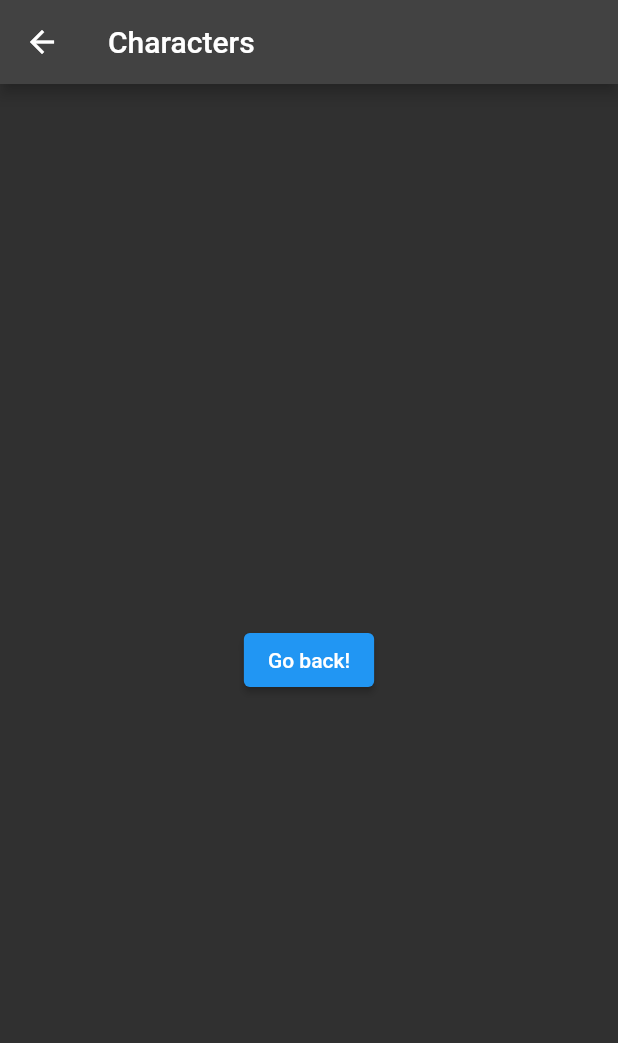
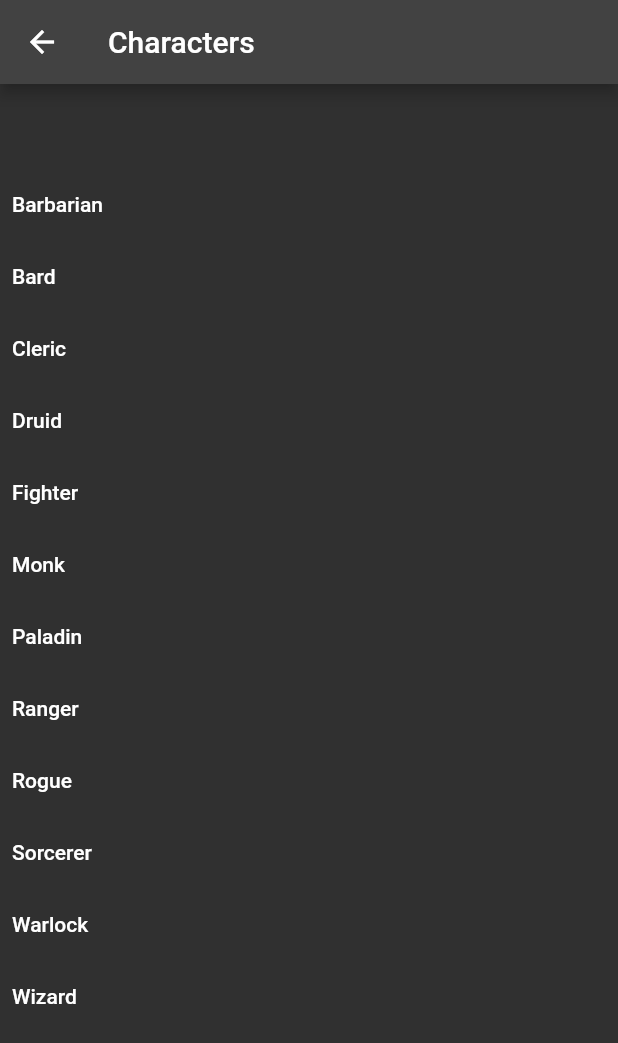
Before and after one commit to Lululululukasz/SpellList, a Flutter app: the Sheet screen opened by its route, on a phone screen of 412 x 824 dp. Shown: the top 1043 px of the screen. Run offline on Flutter 3.47's test engine with Material 2 defaults, Android fonts, the phone set to English and light mode, and no system bars; our stand-ins replace firebase_auth, firebase_core, flutter_signin_button; accounts and stored records are empty.

Commit message:
it works

```diff
--- a/lib/sheet.dart
+++ b/lib/sheet.dart
@@ -1,25 +1,68 @@
 import 'package:flutter/material.dart';
+
+import 'character_var.dart';
 
 class Sheet extends StatelessWidget {
   const Sheet({super.key});
-//TODO
+
+//TODO Update
   @override
   Widget build(BuildContext context) {
     return Scaffold(
-      appBar: AppBar(
-        title: const Text('Characters'),
-      ),
-      body: Center(
-        child: ElevatedButton(
-          // Within the SecondScreen widget
-          onPressed: () {
-            // Navigate back to the first screen by popping the current route
-            // off the stack.
-            Navigator.pop(context);
-          },
-          child: const Text('Go back!'),
+        appBar: AppBar(
+          title: const Text('Characters'),
         ),
-      ),
-    );
+        body: ListView(
+          children: [
+            const SizedBox(
+              height: kToolbarHeight,
+              // child: Text("Choose your Class:"), add a text but its ugly
+
+            ),
+            ClassButton(classChosen: barbarian),
+            ClassButton(classChosen: bard),
+            ClassButton(classChosen: cleric),
+            ClassButton(classChosen: druid),
+            ClassButton(classChosen: fighter),
+            ClassButton(classChosen: monk),
+            ClassButton(classChosen: paladin),
+            ClassButton(classChosen: ranger),
+            ClassButton(classChosen: rogue),
+            ClassButton(classChosen: sorcerer),
+            ClassButton(classChosen: warlock),
+            ClassButton(classChosen: wizard),
+          ],
+        ));
   }
 }
+
+// move this to another class
+class ClassButton extends StatefulWidget {
+  const ClassButton({Key? key, required this.classChosen}) : super(key: key);
+  final String classChosen;
+
+  @override
+  State<ClassButton> createState() => _ClassButtonState();
+}
+
+class _ClassButtonState extends State<ClassButton> {
+  @override
+  Widget build(BuildContext context) {
+
+    return TextButton(
+      // Within the `FirstScreen` widget
+      style: TextButton.styleFrom(
+        foregroundColor: Colors.white,
+        alignment: Alignment.centerLeft,
+
+      ),
+      onPressed: () {
+        // Navigate to the second screen using a named route.
+        whichClass = widget.classChosen;
+        Navigator.pushNamed(context, '/spells');
+      },
+      child: Text(widget.classChosen),
+    );
+
+  }
+}
```
